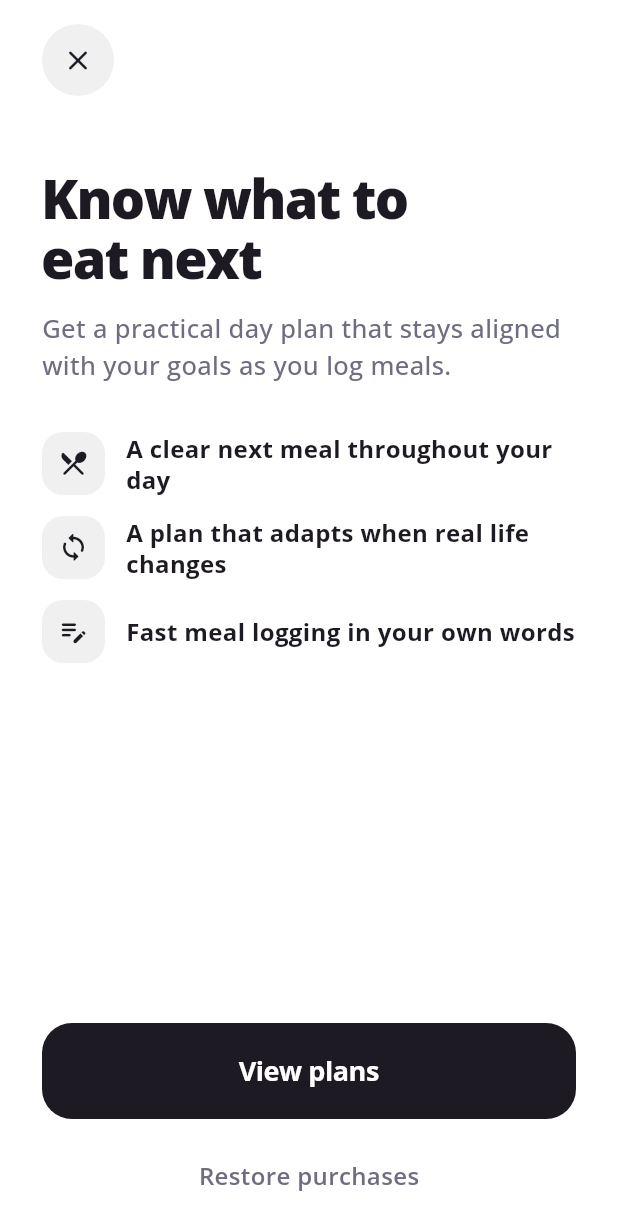
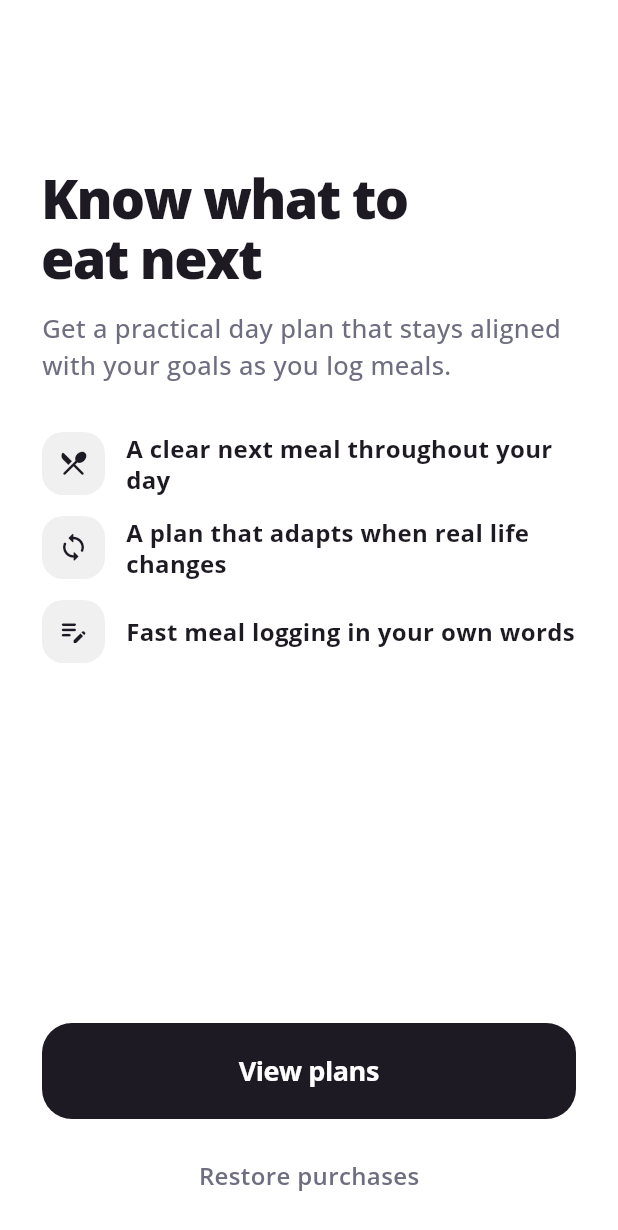
Before and after one commit to Umar1312/ai-diet-coach, a Flutter app: the PaywallScreen screen opened by its route, on a phone screen of 412 x 824 dp. Shown: the top 1230 px of the screen. Run offline on Flutter 3.47's test engine with Material 3 defaults, Android fonts, the phone set to English and light mode, and no system bars; our stand-ins replace dio, firebase_auth, firebase_core, flutter_dotenv, flutter_mobx, flutter_svg and 8 more; missing offline and left inert: purchases_flutter, purchases_ui_flutter; accounts and stored records are empty; generated files the repository leaves out were written again; network calls fail.

Commit message:
Prevent root paywall close navigation error

```diff
--- a/lib/presentation/screens/onboarding/paywall_screen.dart
+++ b/lib/presentation/screens/onboarding/paywall_screen.dart
@@ -57,6 +57,7 @@ class PaywallScreen extends StatelessWidget {
                           crossAxisAlignment: CrossAxisAlignment.start,
                           children: [
                             const SizedBox(height: 16),
+                            if (context.canPop())
                               GestureDetector(
                                 onTap: isLoading ? null : () => context.pop(),
                                 child: Container(
@@ -72,7 +73,9 @@ class PaywallScreen extends StatelessWidget {
                                     size: 22,
                                   ),
                                 ),
-                            ),
+                              )
+                            else
+                              const SizedBox(height: 48),
                             const SizedBox(height: 48),
                             const Text(
                               'Know what to\neat next',
```
Lines whose indentation alone changed are shown as unchanged.
